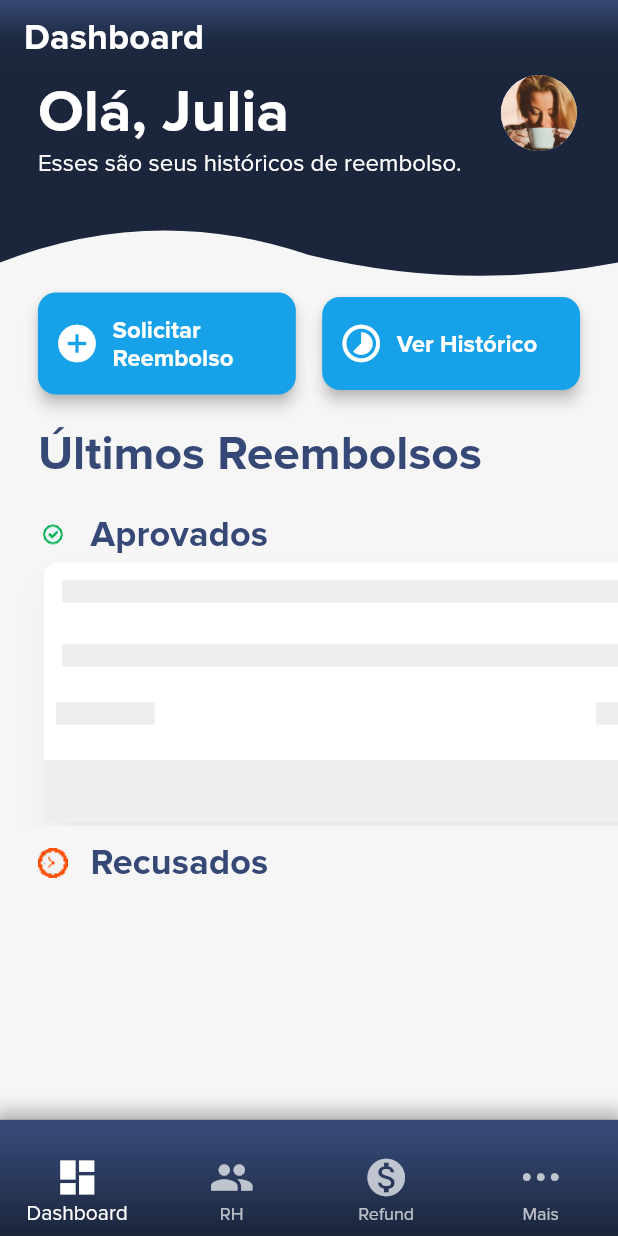
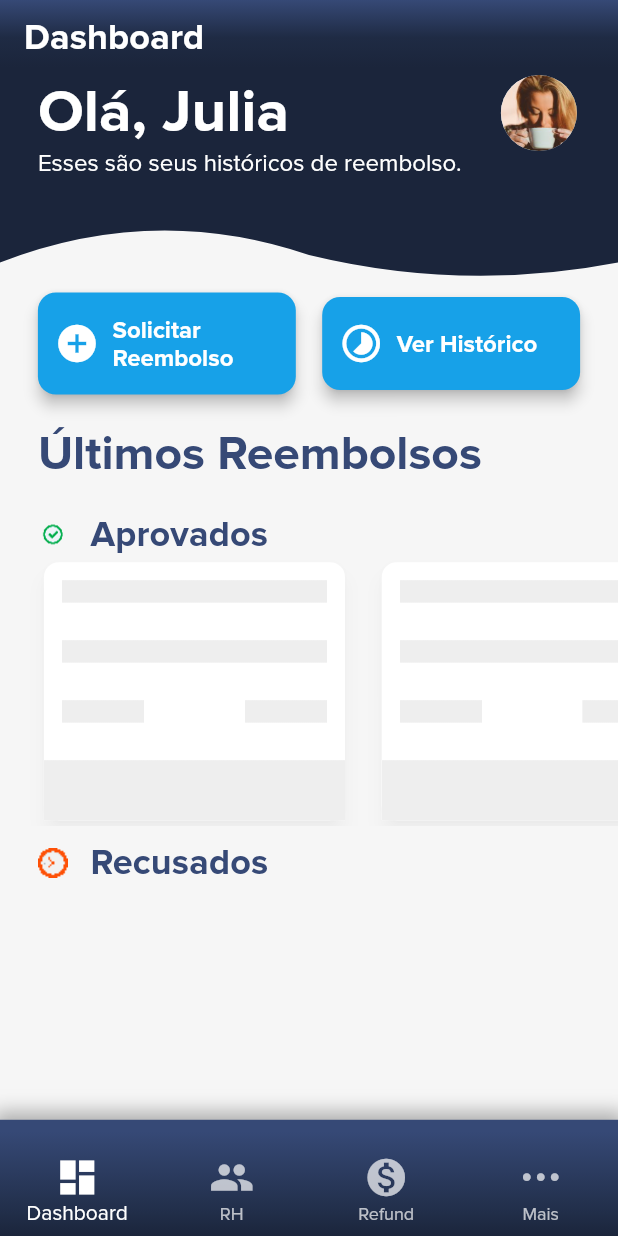
Before and after one commit to JoaoBrodt/telaJonathanSpecter, a Flutter app: the HomeScreen screen opened directly, on a phone screen of 412 x 824 dp. Run offline on Flutter 3.47's test engine with Material 2 defaults, Android fonts, the phone set to English and light mode, and no system bars; drawn by our look-alikes of shimmer; our stand-ins replace dartz, dio, equatable, flutter_bloc, get_it, google_fonts; generated files the repository leaves out were written again; statements that could not run were skipped.

Commit message:
Ajustes finos no dashboard web

```diff
--- a/demeter_app/lib/features/refund/presentation/widgets/dashboard_body_options_item_shimmer_widget.dart
+++ b/demeter_app/lib/features/refund/presentation/widgets/dashboard_body_options_item_shimmer_widget.dart
@@ -2,6 +2,7 @@ import 'package:demeter_app/features/refund/presentation/bloc/export.dart';
 import 'package:demeter_app/features/refund/presentation/dtos/refund_dto.dart';
 import 'package:demeter_design_system/components/extras/widgets/shiimmer_widget.dart';
 import 'package:demeter_design_system/demeter_design_system.dart';
+import 'package:flutter/foundation.dart';
 import 'package:flutter/material.dart';
 
 class DashboardBodyOptionItemShimmerWidget extends StatelessWidget {
@@ -24,11 +25,14 @@ class _CardRefundShimmerItemWidget extends StatelessWidget {
   @override
   Widget build(BuildContext context) {
     return ConstrainedBox(
-      constraints: const BoxConstraints(maxWidth: 450, maxHeight: 149),
+      constraints: BoxConstraints(
+          maxWidth: kIsWeb ? 300 : getProportionateScreenWidth(190),
+          maxHeight: 149),
+
       // width: getProportionateScreenWidth(180),
       // height: 130,
       child: Card(
-        elevation: 10,
+        elevation: 5,
         child: Column(
           mainAxisAlignment: MainAxisAlignment.spaceBetween,
           children: [
@@ -43,14 +47,12 @@ class _CardRefundShimmerItemWidget extends StatelessWidget {
               ),
             ),
             Padding(
-              padding: const EdgeInsets.all(8.0),
+              padding: const EdgeInsets.all(12),
               child: Row(
                 mainAxisAlignment: MainAxisAlignment.spaceBetween,
                 children: [
-                  ShimmerWidget(
-                      width: getProportionateScreenWidth(60), height: 15),
-                  ShimmerWidget(
-                      width: getProportionateScreenWidth(60), height: 15)
+                  const ShimmerWidget(width: 55, height: 15),
+                  const ShimmerWidget(width: 55, height: 15)
                 ],
               ),
             ),
--- a/demeter_design_system/lib/components/app_bar/app_bar_widget.dart
+++ b/demeter_design_system/lib/components/app_bar/app_bar_widget.dart
@@ -12,7 +12,11 @@ class AppBarWidget extends StatelessWidget implements PreferredSizeWidget {
   Widget build(BuildContext context) {
     return AppBar(
       elevation: 0,
-      title: Text(title, style: Theme.of(context).textTheme.titleSmall?.copyWith(color: Colors.white)),
+      title: Text(title,
+          style: Theme.of(context)
+              .textTheme
+              .titleSmall
+              ?.copyWith(color: Colors.white)),
       centerTitle: false,
       actions: actions,
       bottomOpacity: 0,
@@ -38,7 +42,7 @@ class AppBarWidget extends StatelessWidget implements PreferredSizeWidget {
             begin: Alignment.topCenter,
             end: Alignment.bottomCenter,
             stops: const [0.0, 0.5, 0.9],
-            tileMode: TileMode.clamp,
+            tileMode: TileMode.decal,
           ),
         ),
       ),
```
Also changed, not shown: demeter_app/lib/core/presentation/theme/theme_dark.dart (+93 -45 lines), demeter_app/lib/features/refund/presentation/widgets/dashboard_body_options_item_widget.dart (+6 -5 lines), 1 other file.
